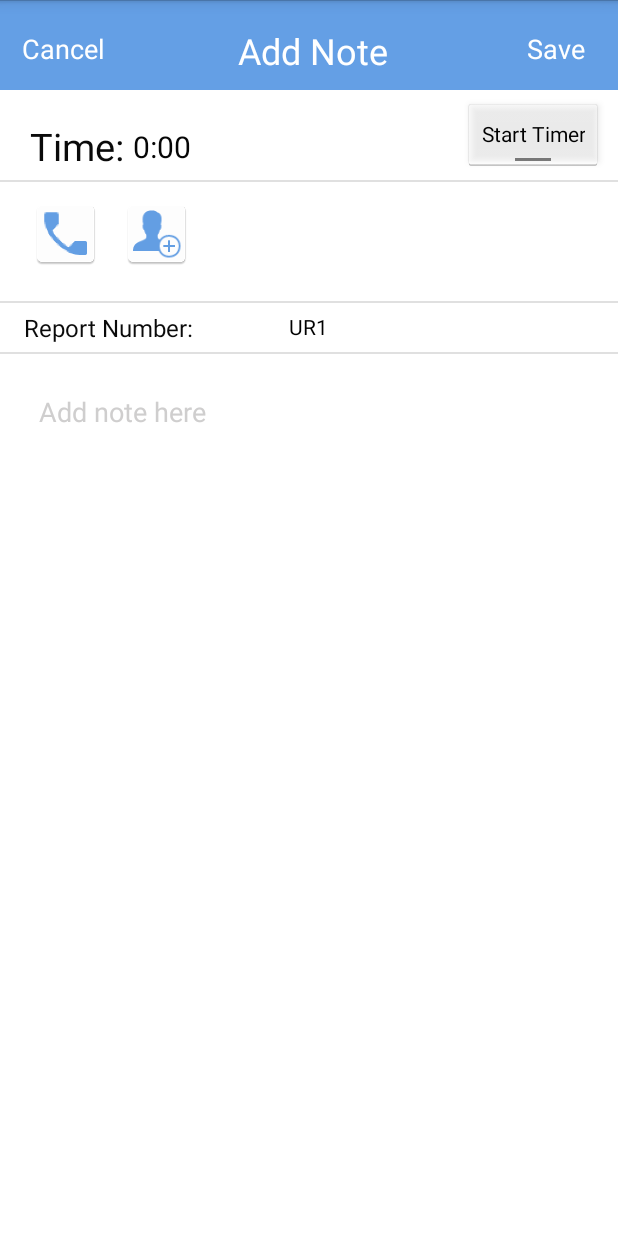
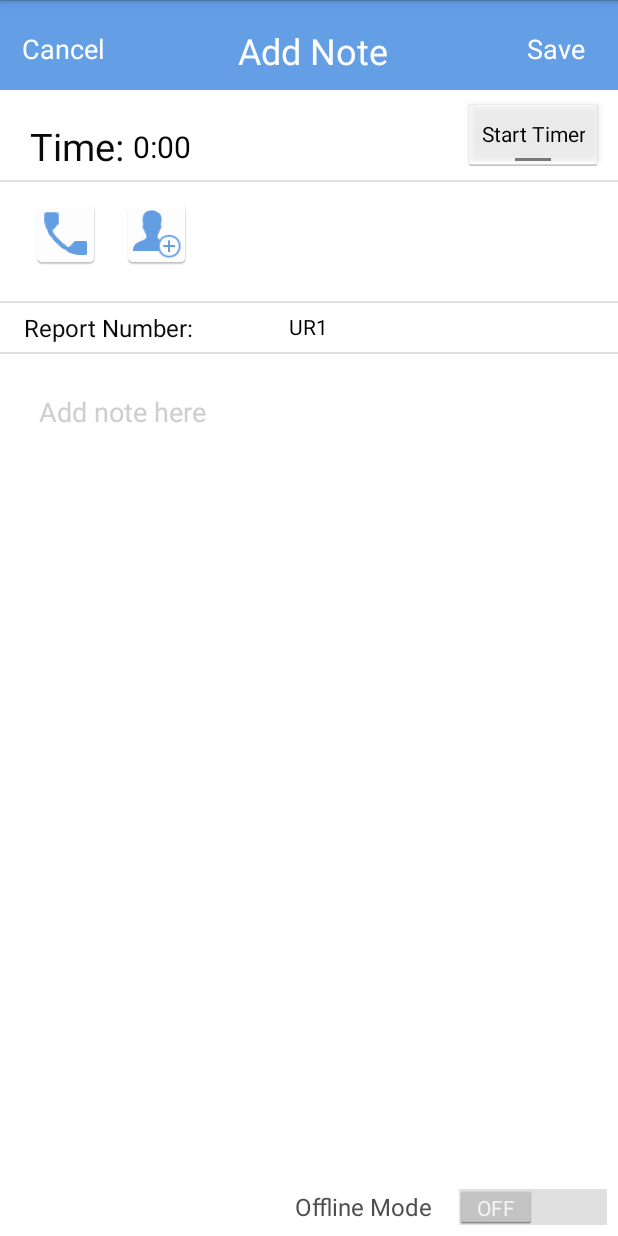
Before and after one commit to loug38/EKVoiceAndroidPrototype, an Android app: the NoteActivity screen opened directly, with no data from a screen before it, on a phone screen of 412 x 824 dp. Run offline under Robolectric (Android 15) with nearby library versions, the phone set to English and light mode, and no system bars; 5 statements that could not run were skipped.

Commit message:
Finished changes for now

```diff
--- a/app/src/main/java/datacare/ekvoice/NoteActivity.java
+++ b/app/src/main/java/datacare/ekvoice/NoteActivity.java
@@ -16,6 +16,7 @@ import android.view.View;
 import android.widget.Button;
 import android.widget.EditText;
 import android.widget.ImageButton;
+import android.widget.Switch;
 import android.widget.TextView;
 import android.widget.Toast;
 import android.widget.ToggleButton;
@@ -49,6 +50,7 @@ public class NoteActivity extends Activity {
     private ImageButton callButton;
     private ImageButton addContactButton;
     private Button saveButton;
+    private Switch toggleOfflineMode;
     private boolean isPressed = false;
     private boolean shouldContinue = false;
     private final int MY_PERMISSIONS_REQUEST_PHONE_CALL = 1;
@@ -78,6 +80,7 @@ public class NoteActivity extends Activity {
         addContactButton = (ImageButton) findViewById(R.id.addNoteAddContact);
         saveButton = (Button) findViewById(R.id.addNoteSave);
         editBox = (EditText) findViewById(R.id.addNoteEditText);
+        toggleOfflineMode = (Switch) findViewById(R.id.offlineModeSwitch);
 
         Intent i = getIntent();
         storedCase = (Case) i.getSerializableExtra("CASE_EXTRA");
--- a/app/src/main/res/layout/activity_note.xml
+++ b/app/src/main/res/layout/activity_note.xml
@@ -136,7 +136,7 @@
                 android:paddingRight="16dp"
                 android:layout_below="@+id/imageView4"
                 android:layout_centerHorizontal="true"
-                android:layout_alignParentBottom="true" />
+                android:layout_above="@+id/offlineModeSwitch" />
 
             <TextView
                 android:layout_width="wrap_content"
@@ -267,6 +267,17 @@
                 android:layout_alignEnd="@+id/addNoteEditText"
                 android:layout_marginTop="5dp" />
 
+            <Switch
+                android:layout_width="wrap_content"
+                android:layout_height="wrap_content"
+                android:text="Offline Mode"
+                android:textColor="#4e4e4e"
+                android:id="@+id/offlineModeSwitch"
+                android:layout_alignParentBottom="true"
+                android:layout_alignParentEnd="true"
+                android:layout_marginRight="5dp"
+                android:layout_marginBottom="5dp" />
+
         </RelativeLayout>
     </ScrollView>
 
```
Also changed, not shown: app/src/main/res/layout/notes_list_item.xml (+4 -6 lines), 1 other file.
